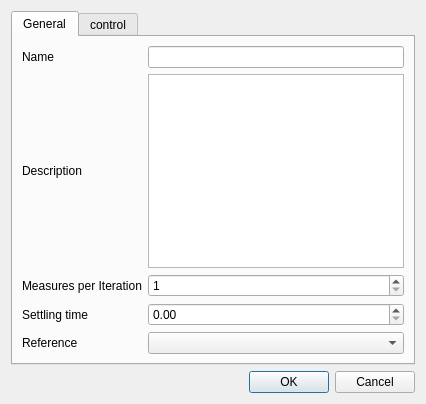
froque/AeroIST, file aeroist/measurementspreferences.ui: the form before one commit.
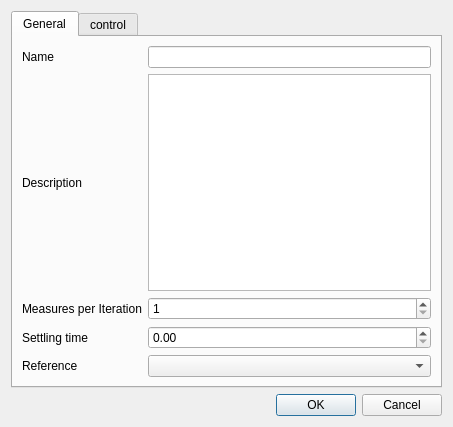
The form after the commit.

```diff
--- a/aeroist/measurementspreferences.ui
+++ b/aeroist/measurementspreferences.ui
@@ -2,6 +2,14 @@
 <ui version="4.0">
  <class>MeasurementsPreferences</class>
  <widget class="QDialog" name="MeasurementsPreferences">
+  <property name="geometry">
+   <rect>
+    <x>0</x>
+    <y>0</y>
+    <width>453</width>
+    <height>427</height>
+   </rect>
+  </property>
   <property name="windowTitle">
    <string>Measurements</string>
   </property>
```
Left out of the diff: 47 changed lines with no effect on the pictures.
